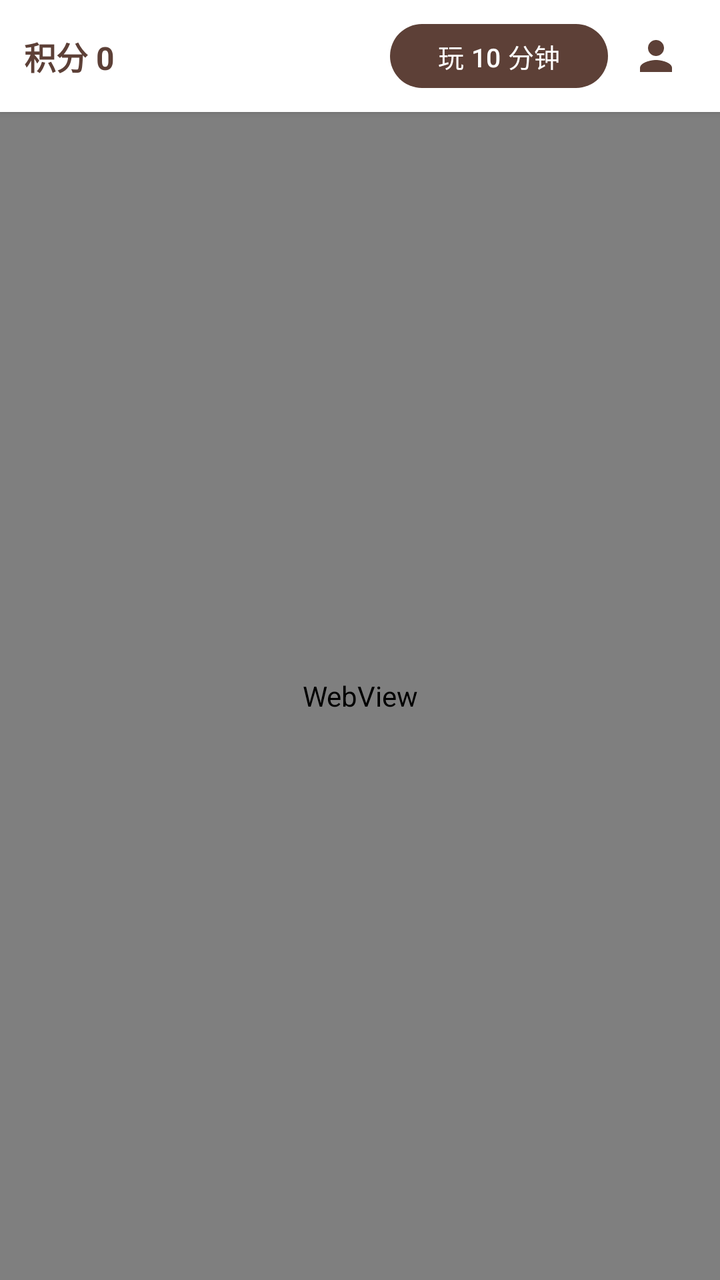
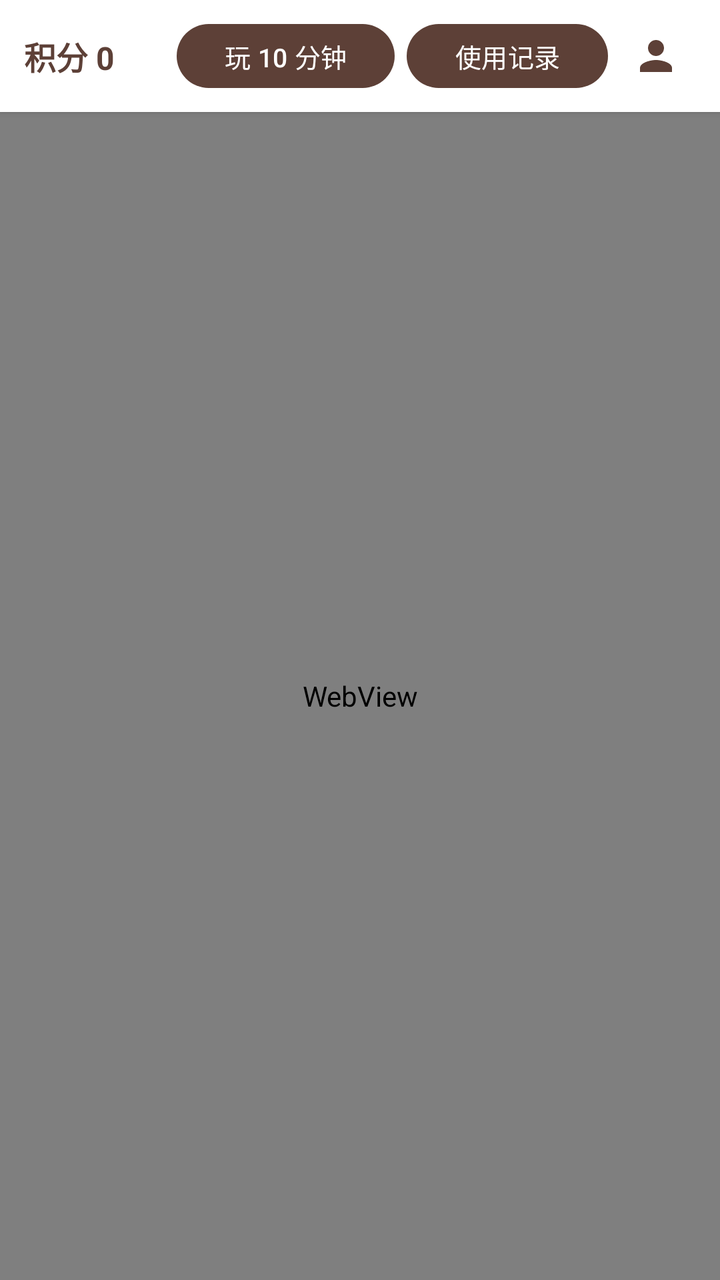

Screens rendered from an Android XML layout before and after an edit, with the pre-edit source and the edit as a unified diff.
<!-- AndroidManifest.xml: application theme Theme.PrimarySchool -->
<!-- res/layout/activity_launcher.xml -->
<?xml version="1.0" encoding="utf-8"?>
<LinearLayout xmlns:android="http://schemas.android.com/apk/res/android"
    android:layout_width="match_parent"
    android:layout_height="match_parent"
    android:orientation="vertical"
    android:background="#FAF8F5">

    <LinearLayout
        android:layout_width="match_parent"
        android:layout_height="wrap_content"
        android:gravity="center_vertical"
        android:paddingHorizontal="12dp"
        android:paddingVertical="8dp"
        android:background="#FFFFFF"
        android:elevation="2dp">

        <TextView
            android:id="@+id/barBal"
            android:layout_width="0dp"
            android:layout_height="wrap_content"
            android:layout_weight="1"
            android:text="积分 0"
            android:textColor="#5D4037"
            android:textSize="16sp"
            android:textStyle="bold" />

        <TextView
            android:id="@+id/barTime"
            android:layout_width="wrap_content"
            android:layout_height="wrap_content"
            android:layout_marginEnd="10dp"
            android:textColor="#E65100"
            android:textSize="15sp"
            android:textStyle="bold"
            android:visibility="gone" />

        <Button
            android:id="@+id/btnPlay"
            android:layout_width="wrap_content"
            android:layout_height="wrap_content"
            android:minHeight="40dp"
            android:text="玩 10 分钟"
            android:textSize="13sp" />

        <ImageButton
            android:id="@+id/btnParent"
            android:layout_width="40dp"
            android:layout_height="40dp"
            android:layout_marginStart="4dp"
            android:background="?attr/selectableItemBackgroundBorderless"
            android:contentDescription="家长"
            android:src="@drawable/ic_parent"
            android:padding="8dp" />
    </LinearLayout>

    <FrameLayout
        android:layout_width="match_parent"
        android:layout_height="0dp"
        android:layout_weight="1">

        <WebView
            android:id="@+id/web"
            android:layout_width="match_parent"
            android:layout_height="match_parent" />

        <androidx.recyclerview.widget.RecyclerView
            android:id="@+id/grid"
            android:layout_width="match_parent"
            android:layout_height="match_parent"
            android:padding="12dp"
            android:clipToPadding="false"
            android:visibility="gone" />
    </FrameLayout>
</LinearLayout>
<!-- resources referenced by this layout -->
<resources>
  <!-- drawable ic_parent (drawable) -->
  <?xml version="1.0" encoding="utf-8"?>
  <vector xmlns:android="http://schemas.android.com/apk/res/android"
      android:width="24dp"
      android:height="24dp"
      android:viewportWidth="24"
      android:viewportHeight="24">
      <path
          android:fillColor="#5D4037"
          android:pathData="M12,12c2.2,0 4,-1.8 4,-4s-1.8,-4 -4,-4 -4,1.8 -4,4 1.8,4 4,4zM12,14c-2.7,0 -8,1.3 -8,4v2h16v-2c0,-2.7 -5.3,-4 -8,-4z" />
  </vector>
  <style name="Theme.PrimarySchool" parent="Theme.Material3.Light.NoActionBar">
          <item name="colorPrimary">#5D4037</item>
          <item name="colorPrimaryContainer">#FFF3E0</item>
          <item name="android:statusBarColor">#5D4037</item>
          <item name="android:navigationBarColor">#FAF8F5</item>
      </style>
</resources>

<!-- the commit's change to res/layout/activity_launcher.xml (unified diff, before → after) -->
@@ -42,6 +42,15 @@
             android:text="玩 10 分钟"
             android:textSize="13sp" />
 
+        <Button
+            android:id="@+id/btnLog"
+            android:layout_width="wrap_content"
+            android:layout_height="wrap_content"
+            android:layout_marginStart="6dp"
+            android:minHeight="40dp"
+            android:text="使用记录"
+            android:textSize="13sp" />
+
         <ImageButton
             android:id="@+id/btnParent"
             android:layout_width="40dp"
